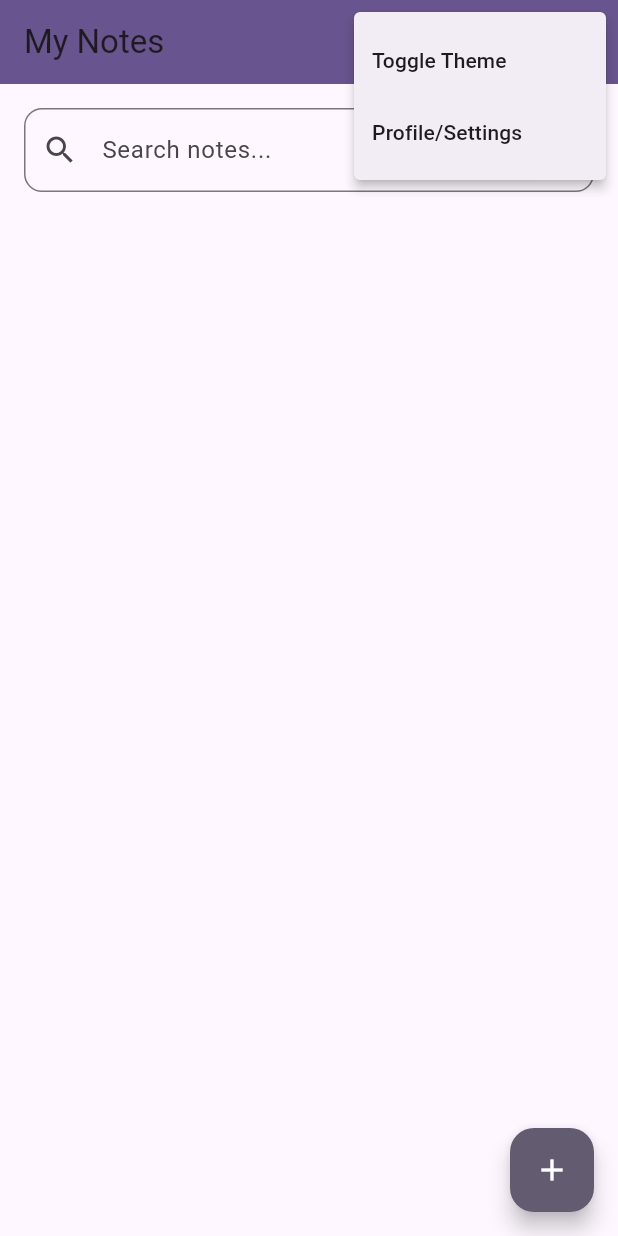
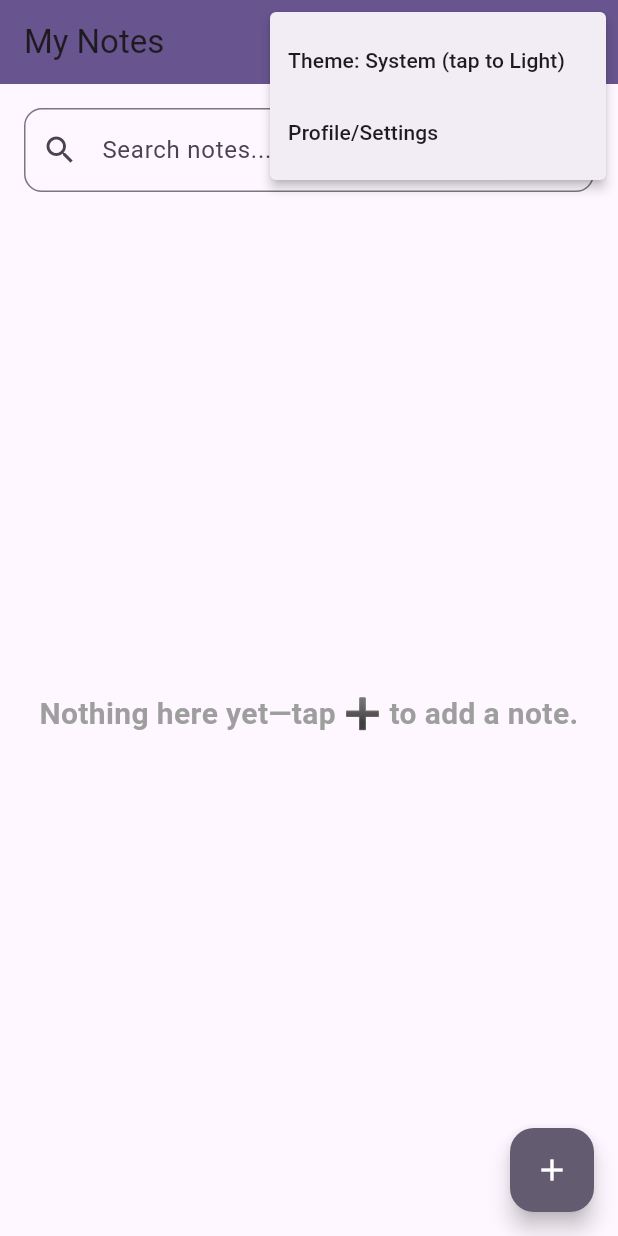
Before and after one commit to idarapatrick/Flutter-Notes-App, a Flutter app: the NotesListScreen screen opened directly, after a tap on the "more vert" icon, on a phone screen of 412 x 824 dp. Run offline on Flutter 3.47's test engine with Material 3 defaults, Android fonts, the phone set to English and light mode, and no system bars; our stand-ins replace cloud_firestore, equatable, firebase_auth, firebase_core, flutter_bloc, shared_preferences; accounts and stored records are empty.

Commit message:
fixed linter dart analyzer errors and added a detailed README.md

```diff
--- a/lib/data/repositories/note_repository_impl.dart
+++ b/lib/data/repositories/note_repository_impl.dart
@@ -31,7 +31,6 @@ class NoteRepositoryImpl implements NoteRepository {
 
   @override
   Future<void> addNote(String text) async {
-    print('addNote called, userId=$_userId');
     if (_userId == null) throw Exception('User not authenticated');
     final now = DateTime.now();
     try {
@@ -41,9 +40,7 @@ class NoteRepositoryImpl implements NoteRepository {
         'updatedAt': Timestamp.fromDate(now),
         'userId': _userId,
       });
-      print('Note added successfully');
     } catch (e) {
-      print('Error adding note: $e');
       rethrow;
     }
   }
--- a/lib/presentation/blocs/theme/theme_cubit.dart
+++ b/lib/presentation/blocs/theme/theme_cubit.dart
@@ -12,22 +12,24 @@ class ThemeCubit extends Cubit<ThemeMode> {
   void _loadTheme() async {
     final prefs = await SharedPreferences.getInstance();
     final mode = prefs.getString(_key);
-    if (mode == 'light')
+    if (mode == 'light') {
       emit(ThemeMode.light);
-    else if (mode == 'dark')
+    } else if (mode == 'dark') {
       emit(ThemeMode.dark);
-    else
+    } else {
       emit(ThemeMode.system);
+    }
   }
 
   void setTheme(ThemeMode mode) async {
     emit(mode);
     final prefs = await SharedPreferences.getInstance();
-    if (mode == ThemeMode.light)
+    if (mode == ThemeMode.light) {
       prefs.setString(_key, 'light');
-    else if (mode == ThemeMode.dark)
+    } else if (mode == ThemeMode.dark) {
       prefs.setString(_key, 'dark');
-    else
+    } else {
       prefs.remove(_key);
+    }
   }
 }
--- a/lib/presentation/screens/login_screen.dart
+++ b/lib/presentation/screens/login_screen.dart
@@ -72,7 +72,7 @@ class _LoginScreenState extends State<LoginScreen> {
                 shape: RoundedRectangleBorder(
                   borderRadius: BorderRadius.circular(24),
                 ),
-                color: Colors.white.withOpacity(0.95),
+                color: Colors.white.withValues(alpha: 0.95),
                 child: Padding(
                   padding: const EdgeInsets.symmetric(
                     horizontal: 24,
--- a/lib/presentation/screens/notes_list_screen.dart
+++ b/lib/presentation/screens/notes_list_screen.dart
@@ -20,6 +20,13 @@ class _NotesListScreenState extends State<NotesListScreen> {
   String _searchQuery = '';
 
   @override
+  void initState() {
+    super.initState();
+    // Fetch notes when the screen is first loaded
+    context.read<NotesBloc>().add(FetchNotes());
+  }
+
+  @override
   void dispose() {
     _searchController.dispose();
     super.dispose();
@@ -38,7 +45,7 @@ class _NotesListScreenState extends State<NotesListScreen> {
       },
       builder: (context, state) {
         return Scaffold(
-          backgroundColor: Theme.of(context).colorScheme.background,
+          backgroundColor: Theme.of(context).colorScheme.surface,
           appBar: AppBar(
             title: const Text('My Notes'),
             backgroundColor: Theme.of(context).colorScheme.primary,
@@ -57,29 +64,39 @@ class _NotesListScreenState extends State<NotesListScreen> {
                   if (value == 'theme') {
                     final cubit = context.read<ThemeCubit>();
                     final mode = cubit.state;
-                    cubit.setTheme(
-                      mode == ThemeMode.light
-                          ? ThemeMode.dark
-                          : ThemeMode.light,
-                    );
+                    if (mode == ThemeMode.system) {
+                      cubit.setTheme(ThemeMode.light);
+                    } else if (mode == ThemeMode.light) {
+                      cubit.setTheme(ThemeMode.dark);
+                    } else {
+                      cubit.setTheme(ThemeMode.system);
+                    }
                   } else if (value == 'profile') {
                     Navigator.of(context).pushNamed('/profile');
                   }
                 },
-                itemBuilder: (context) => [
-                  const PopupMenuItem(
-                    value: 'theme',
-                    child: Text('Toggle Theme'),
-                  ),
+                itemBuilder: (context) {
+                  final mode = context.watch<ThemeCubit>().state;
+                  String themeLabel;
+                  if (mode == ThemeMode.system) {
+                    themeLabel = 'Theme: System (tap to Light)';
+                  } else if (mode == ThemeMode.light) {
+                    themeLabel = 'Theme: Light (tap to Dark)';
+                  } else {
+                    themeLabel = 'Theme: Dark (tap to System)';
+                  }
+                  return [
+                    PopupMenuItem(value: 'theme', child: Text(themeLabel)),
                     const PopupMenuItem(
                       value: 'profile',
                       child: Text('Profile/Settings'),
                     ),
-                ],
+                  ];
+                },
               ),
             ],
           ),
-          body: Container(
+          body: SizedBox(
             width: double.infinity,
             height: double.infinity,
             child: Column(
@@ -106,7 +123,7 @@ class _NotesListScreenState extends State<NotesListScreen> {
                   Padding(
                     padding: const EdgeInsets.all(12.0),
                     child: Card(
-                      color: Colors.red[50],
+                      color: Colors.red.shade50,
                       elevation: 4,
                       shape: RoundedRectangleBorder(
                         borderRadius: BorderRadius.circular(12),
@@ -131,9 +148,9 @@ class _NotesListScreenState extends State<NotesListScreen> {
           ),
           floatingActionButton: FloatingActionButton(
             backgroundColor: Theme.of(context).colorScheme.secondary,
-            child: const Icon(Icons.add, color: Colors.white),
             onPressed: () => _showAddNoteDialog(context),
             tooltip: 'Add Note',
+            child: const Icon(Icons.add, color: Colors.white),
           ),
         );
       },
@@ -190,7 +207,7 @@ class _NotesListScreenState extends State<NotesListScreen> {
         ),
         title: Text(
           note.text.length > 100
-              ? note.text.substring(0, 100) + '...'
+              ? '${note.text.substring(0, 100)}...'
               : note.text,
           maxLines: 3,
           overflow: TextOverflow.ellipsis,
@@ -342,24 +359,32 @@ class _NotesListScreenState extends State<NotesListScreen> {
   }
 
   void _showDeleteDialog(BuildContext context, Note note) {
+    final notesBloc = context.read<NotesBloc>();
     showDialog(
       context: context,
-      builder: (context) => AlertDialog(
+      builder: (dialogContext) => BlocProvider.value(
+        value: notesBloc,
+        child: AlertDialog(
           backgroundColor: Theme.of(context).cardColor,
-        shape: RoundedRectangleBorder(borderRadius: BorderRadius.circular(18)),
+          shape: RoundedRectangleBorder(
+            borderRadius: BorderRadius.circular(18),
+          ),
           title: const Text('Delete Note', style: TextStyle(color: Colors.red)),
           content: const Text('Are you sure you want to delete this note?'),
           actions: [
             TextButton(
               child: const Text('Cancel', style: TextStyle(color: Colors.grey)),
-            onPressed: () => Navigator.of(context).pop(),
+              onPressed: () => Navigator.of(dialogContext).pop(),
             ),
             ElevatedButton(
               style: ElevatedButton.styleFrom(backgroundColor: Colors.red),
-            child: const Text('Delete', style: TextStyle(color: Colors.white)),
+              child: const Text(
+                'Delete',
+                style: TextStyle(color: Colors.white),
+              ),
               onPressed: () {
-              context.read<NotesBloc>().add(DeleteNote(note.id));
-              Navigator.of(context).pop();
+                dialogContext.read<NotesBloc>().add(DeleteNote(note.id));
+                Navigator.of(dialogContext).pop();
                 ScaffoldMessenger.of(context).showSnackBar(
                   const SnackBar(
                     content: Text('Note deleted!'),
@@ -369,6 +394,7 @@ class _NotesListScreenState extends State<NotesListScreen> {
               },
             ),
           ],
+        ),
       ),
     );
   }
--- a/lib/presentation/screens/profile_screen.dart
+++ b/lib/presentation/screens/profile_screen.dart
@@ -35,10 +35,11 @@ class _ProfileScreenState extends State<ProfileScreen> {
             ElevatedButton(
               onPressed: () async {
                 final user = FirebaseAuth.instance.currentUser;
+                final messenger = ScaffoldMessenger.of(context);
                 await user?.updateDisplayName(
                   _displayNameController.text.trim(),
                 );
-                ScaffoldMessenger.of(context).showSnackBar(
+                messenger.showSnackBar(
                   const SnackBar(
                     content: Text('Display name updated!'),
                     backgroundColor: Colors.green,
@@ -57,8 +58,9 @@ class _ProfileScreenState extends State<ProfileScreen> {
             ElevatedButton(
               onPressed: () async {
                 final user = FirebaseAuth.instance.currentUser;
+                final messenger = ScaffoldMessenger.of(context);
                 await user?.updatePassword(_passwordController.text.trim());
-                ScaffoldMessenger.of(context).showSnackBar(
+                messenger.showSnackBar(
                   const SnackBar(
                     content: Text('Password updated!'),
                     backgroundColor: Colors.green,
--- a/lib/presentation/screens/signup_screen.dart
+++ b/lib/presentation/screens/signup_screen.dart
@@ -72,7 +72,7 @@ class _SignupScreenState extends State<SignupScreen> {
                 shape: RoundedRectangleBorder(
                   borderRadius: BorderRadius.circular(24),
                 ),
-                color: Colors.white.withOpacity(0.95),
+                color: Colors.white.withValues(alpha: 0.95),
                 child: Padding(
                   padding: const EdgeInsets.symmetric(
                     horizontal: 24,
```
Also changed, not shown: 1 other file. Lines whose indentation alone changed are shown as unchanged.
